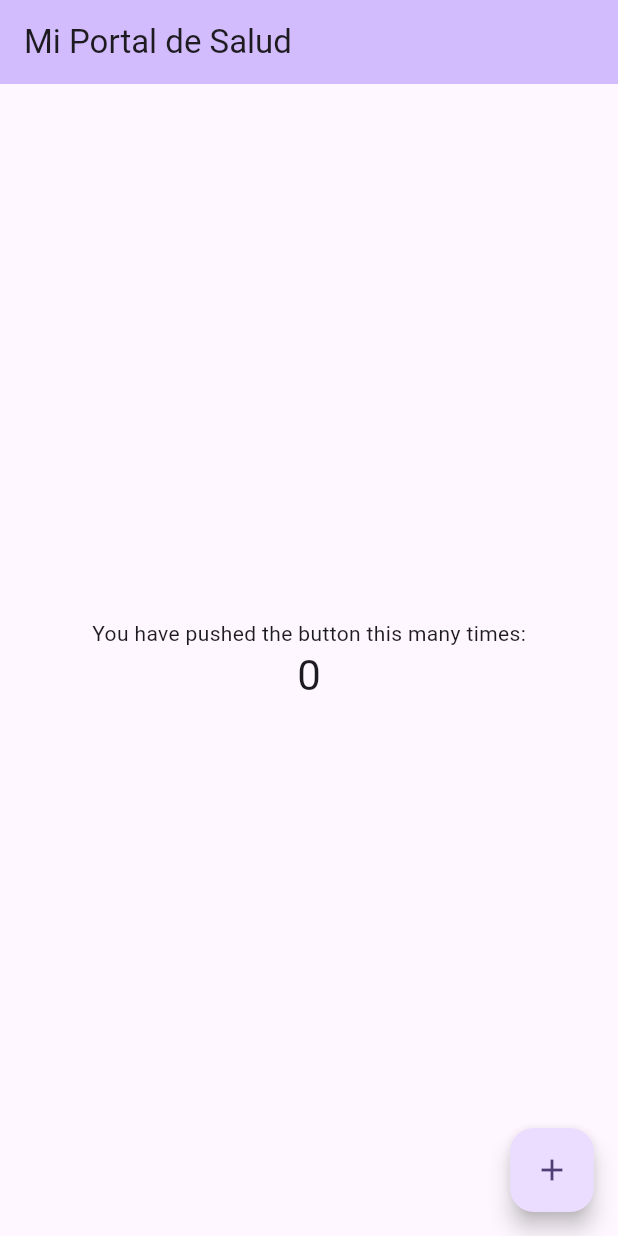
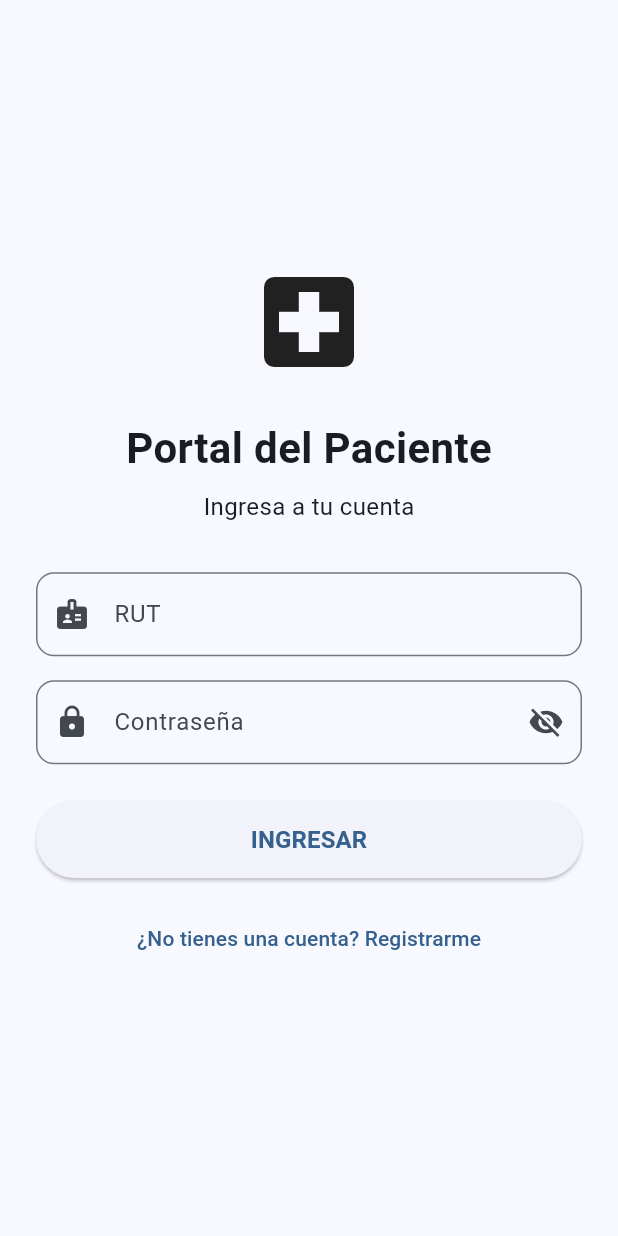
Before and after one commit to DairkCamblor/portal-paciente-flutter, a Flutter app: the screen it shows after launch, on a phone screen of 412 x 824 dp. Run offline on Flutter 3.47's test engine with Material 3 defaults, Android fonts, the phone set to English and light mode, and no system bars.

Commit message:
feat: crear login y pantalla principal

```diff
--- a/lib/main.dart
+++ b/lib/main.dart
@@ -1,122 +1,23 @@
 import 'package:flutter/material.dart';
+import 'screens/login_screen.dart';
 
 void main() {
-  runApp(const MyApp());
+  runApp(const PortalPacienteApp());
 }
 
-class MyApp extends StatelessWidget {
-  const MyApp({super.key});
+class PortalPacienteApp extends StatelessWidget {
+  const PortalPacienteApp({super.key});
 
-  // This widget is the root of your application.
   @override
   Widget build(BuildContext context) {
     return MaterialApp(
-      title: 'Portal Paciente',
+      debugShowCheckedModeBanner: false,
+      title: 'Portal del Paciente',
       theme: ThemeData(
-        // This is the theme of your application.
-        //
-        // TRY THIS: Try running your application with "flutter run". You'll see
-        // the application has a purple toolbar. Then, without quitting the app,
-        // try changing the seedColor in the colorScheme below to Colors.green
-        // and then invoke "hot reload" (save your changes or press the "hot
-        // reload" button in a Flutter-supported IDE, or press "r" if you used
-        // the command line to start the app).
-        //
-        // Notice that the counter didn't reset back to zero; the application
-        // state is not lost during the reload. To reset the state, use hot
-        // restart instead.
-        //
-        // This works for code too, not just values: Most code changes can be
-        // tested with just a hot reload.
-        colorScheme: .fromSeed(seedColor: Colors.deepPurple),
+        colorScheme: ColorScheme.fromSeed(seedColor: Colors.blue),
+        useMaterial3: true,
       ),
-      home: const MyHomePage(title: 'Mi Portal de Salud'),
+      home: const LoginScreen(),
     );
   }
 }
-
-class MyHomePage extends StatefulWidget {
-  const MyHomePage({super.key, required this.title});
-
-  // This widget is the home page of your application. It is stateful, meaning
-  // that it has a State object (defined below) that contains fields that affect
-  // how it looks.
-
-  // This class is the configuration for the state. It holds the values (in this
-  // case the title) provided by the parent (in this case the App widget) and
-  // used by the build method of the State. Fields in a Widget subclass are
-  // always marked "final".
-
-  final String title;
-
-  @override
-  State<MyHomePage> createState() => _MyHomePageState();
-}
-
-class _MyHomePageState extends State<MyHomePage> {
-  int _counter = 0;
-
-  void _incrementCounter() {
-    setState(() {
-      // This call to setState tells the Flutter framework that something has
-      // changed in this State, which causes it to rerun the build method below
-      // so that the display can reflect the updated values. If we changed
-      // _counter without calling setState(), then the build method would not be
-      // called again, and so nothing would appear to happen.
-      _counter++;
-    });
-  }
-
-  @override
-  Widget build(BuildContext context) {
-    // This method is rerun every time setState is called, for instance as done
-    // by the _incrementCounter method above.
-    //
-    // The Flutter framework has been optimized to make rerunning build methods
-    // fast, so that you can just rebuild anything that needs updating rather
-    // than having to individually change instances of widgets.
-    return Scaffold(
-      appBar: AppBar(
-        // TRY THIS: Try changing the color here to a specific color (to
-        // Colors.amber, perhaps?) and trigger a hot reload to see the AppBar
-        // change color while the other colors stay the same.
-        backgroundColor: Theme.of(context).colorScheme.inversePrimary,
-        // Here we take the value from the MyHomePage object that was created by
-        // the App.build method, and use it to set our appbar title.
-        title: Text(widget.title),
-      ),
-      body: Center(
-        // Center is a layout widget. It takes a single child and positions it
-        // in the middle of the parent.
-        child: Column(
-          // Column is also a layout widget. It takes a list of children and
-          // arranges them vertically. By default, it sizes itself to fit its
-          // children horizontally, and tries to be as tall as its parent.
-          //
-          // Column has various properties to control how it sizes itself and
-          // how it positions its children. Here we use mainAxisAlignment to
-          // center the children vertically; the main axis here is the vertical
-          // axis because Columns are vertical (the cross axis would be
-          // horizontal).
-          //
-          // TRY THIS: Invoke "debug painting" (choose the "Toggle Debug Paint"
-          // action in the IDE, or press "p" in the console), to see the
-          // wireframe for each widget.
-          mainAxisAlignment: .center,
-          children: [
-            const Text('You have pushed the button this many times:'),
-            Text(
-              '$_counter',
-              style: Theme.of(context).textTheme.headlineMedium,
-            ),
-          ],
-        ),
-      ),
-      floatingActionButton: FloatingActionButton(
-        onPressed: _incrementCounter,
-        tooltip: 'Increment',
-        child: const Icon(Icons.add),
-      ),
-    );
-  }
-}
--- /dev/null
+++ b/lib/screens/login_screen.dart
@@ -0,0 +1,116 @@
+import 'package:flutter/material.dart';
+import 'home_screen.dart';
+
+class LoginScreen extends StatefulWidget {
+  const LoginScreen({super.key});
+
+  @override
+  State<LoginScreen> createState() => _LoginScreenState();
+}
+
+class _LoginScreenState extends State<LoginScreen> {
+  bool mostrarContrasena = false;
+  final TextEditingController rutController = TextEditingController();
+  final TextEditingController contrasenaController = TextEditingController();
+
+  @override
+  Widget build(BuildContext context) {
+    return Scaffold(
+      body: SafeArea(
+        child: Padding(
+          padding: const EdgeInsets.all(24),
+          child: Column(
+            mainAxisAlignment: MainAxisAlignment.center,
+            children: [
+              const Icon(Icons.local_hospital, size: 80),
+
+              const SizedBox(height: 24),
+
+              const Text(
+                'Portal del Paciente',
+                style: TextStyle(fontSize: 28, fontWeight: FontWeight.bold),
+              ),
+
+              const SizedBox(height: 8),
+
+              const Text('Ingresa a tu cuenta', style: TextStyle(fontSize: 16)),
+
+              const SizedBox(height: 32),
+
+              TextField(
+                controller: rutController,
+                decoration: InputDecoration(
+                  labelText: 'RUT',
+                  hintText: '12.345.678-9',
+                  prefixIcon: const Icon(Icons.badge),
+                  border: OutlineInputBorder(
+                    borderRadius: BorderRadius.circular(12),
+                  ),
+                ),
+              ),
+
+              const SizedBox(height: 16),
+
+              TextField(
+                controller: contrasenaController,
+                obscureText: !mostrarContrasena,
+                decoration: InputDecoration(
+                  labelText: 'Contraseña',
+                  prefixIcon: const Icon(Icons.lock),
+
+                  suffixIcon: IconButton(
+                    onPressed: () {
+                      setState(() {
+                        mostrarContrasena = !mostrarContrasena;
+                      });
+                    },
+                    icon: Icon(
+                      mostrarContrasena
+                          ? Icons.visibility
+                          : Icons.visibility_off,
+                    ),
+                  ),
+
+                  border: OutlineInputBorder(
+                    borderRadius: BorderRadius.circular(12),
+                  ),
+                ),
+              ),
+
+              const SizedBox(height: 24),
+
+              SizedBox(
+                width: double.infinity,
+                height: 52,
+                child: ElevatedButton(
+                  onPressed: () {
+                    Navigator.push(
+                      context,
+                      MaterialPageRoute(
+                        builder: (context) => const HomeScreen(),
+                      ),
+                    );
+                    //En este punto, puedes agregar la lógica de autenticación y validación de credenciales.
+                    //print('RUT: ${rutController.text}');
+                    //print('Contraseña: ${contrasenaController.text}');
+                  },
+                  child: const Text(
+                    'INGRESAR',
+                    style: TextStyle(fontSize: 16, fontWeight: FontWeight.bold),
+                  ),
+                ),
+              ),
+
+              const SizedBox(height: 16),
+
+              TextButton(
+                onPressed: () {},
+                child: const Text('¿No tienes una cuenta? Registrarme'),
+              ),
+            ],
+          ),
+        ),
+      ),
+    );
+  }
+}
```
Also changed, not shown: lib/screens/home_screen.dart (added, +173 -0 lines), 1 other file.
